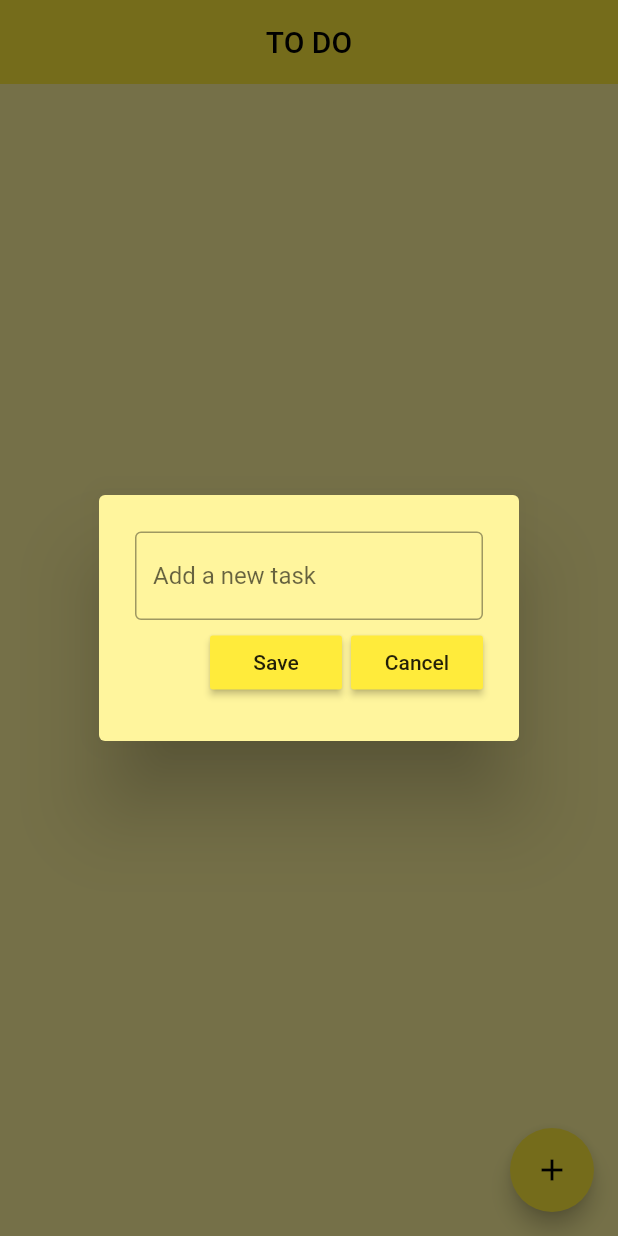
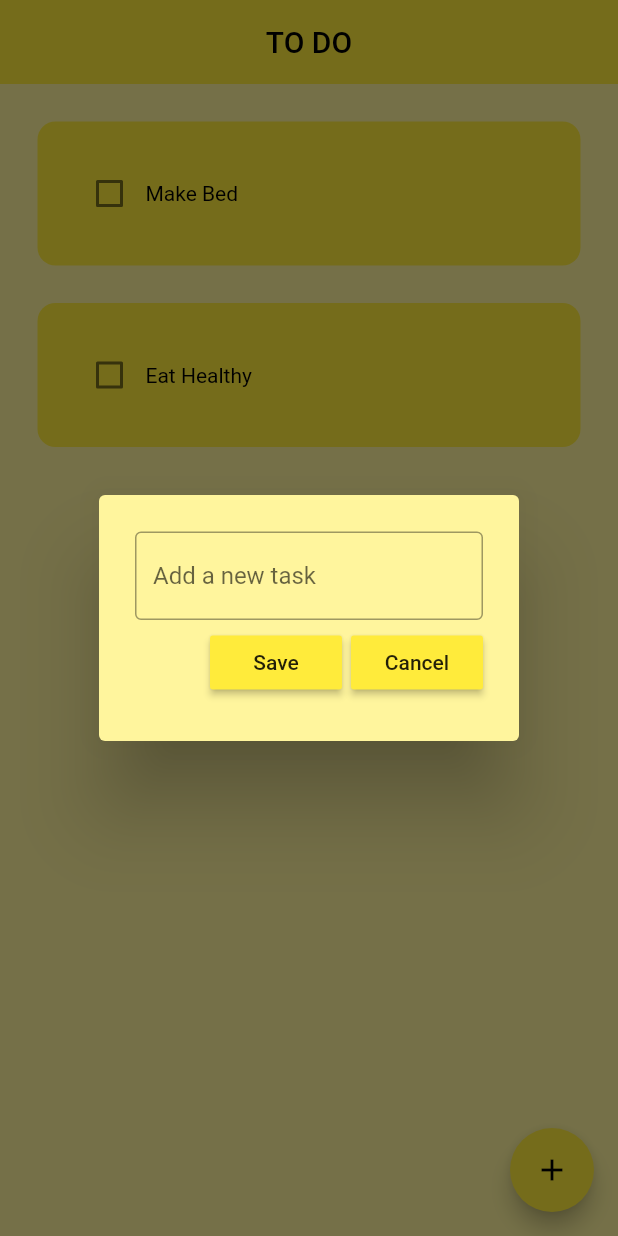
Before and after one commit to bougainvillechai/toDoAppFlutter, a Flutter app: the screen it shows after launch, after a tap on the "add" icon, on a phone screen of 412 x 824 dp. Run offline on Flutter 3.47's test engine with Material 2 defaults, Android fonts, the phone set to English and light mode, and no system bars; drawn by our look-alikes of flutter_slidable; our stand-ins replace hive_flutter; accounts and stored records are empty.

Commit message:
hive mad epossible

```diff
--- a/lib/data/database.dart
+++ b/lib/data/database.dart
@@ -3,5 +3,21 @@ import 'package:hive_flutter/hive_flutter.dart';
 class toDoDatabase {
   List todoList = [];
   //reference the box
-  final _myBox = Hive.openBox('myBox');
+  final _myBox = Hive.box('myBox');
+  //if the first time to ever open this app
+  void createInitalApp() {
+    todoList = [
+      ["Make Bed", false],
+      ["Eat Healthy", false]
+    ];
+  }
+
+  //load the data form the database
+  void loadData() {
+    todoList = _myBox.get("TODOLIST");
+  }
+
+  void updateData() {
+    _myBox.put("TODOLIST", todoList);
+  }
 }
--- a/lib/main.dart
+++ b/lib/main.dart
@@ -1,10 +1,13 @@
 import 'package:flutter/material.dart';
 import 'package:hive_flutter/hive_flutter.dart';
+import 'package:path_provider/path_provider.dart';
 import 'package:todoapp/pages/home_page.dart';
 
 void main() async {
   //init the hive
-  await Hive.initFlutter();
+  WidgetsFlutterBinding.ensureInitialized();
+  final directory = await getApplicationDocumentsDirectory();
+  print('Directory path: ${directory.path}');
 
   //open the box
   var box = await Hive.openBox('myBox');
--- a/lib/pages/home_page.dart
+++ b/lib/pages/home_page.dart
@@ -15,14 +15,28 @@ class HomePage extends StatefulWidget {
 
 class _HomePageState extends State<HomePage> {
   //reference the hive box
-  final _myBox = Hive.openBox('myBox');
+  final _myBox = Hive.box('myBox');
   final _controller = TextEditingController();
   //todo tasks
   toDoDatabase db = toDoDatabase();
+
+  @override
+  void initState() {
+    // if this is the first time the app ever
+    if (_myBox.get("TODOLIST") == null) {
+      db.createInitalApp();
+    } else {
+      //there already exists data
+      db.loadData();
+    }
+    super.initState();
+  }
+
   void checkBoxValue(bool? value, int index) {
     setState(() {
       db.todoList[index][1] = !db.todoList[index][1];
     });
+    db.updateData();
   }
 
   void onSave() {
@@ -39,6 +53,7 @@ class _HomePageState extends State<HomePage> {
       });
       _controller.clear(); // Clear the text field
       Navigator.of(context).pop();
+      db.updateData();
     }
   }
 
@@ -63,6 +78,7 @@ class _HomePageState extends State<HomePage> {
     setState(() {
       db.todoList.removeAt(index);
     });
+    db.updateData();
   }
 
   @override
--- a/pubspec.yaml
+++ b/pubspec.yaml
@@ -49,8 +49,6 @@ dev_dependencies:
   # rules and activating additional ones.
   flutter_lints: ^2.0.0
   hive_generator: ^1.1.3
-  build_runner: ^2.1.11
-
 # For information on the generic Dart part of this file, see the
 # following page: https://dart.dev/tools/pub/pubspec
 
```
Also changed, not shown: pubspec.lock.
